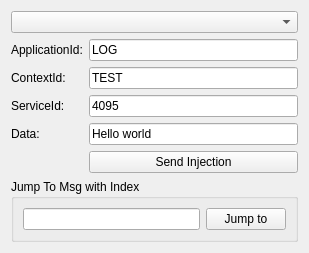
Before: the Qt Designer form plugin/dummycontrolplugin/form.ui in COVESA/dlt-viewer, drawn with Qt 5.
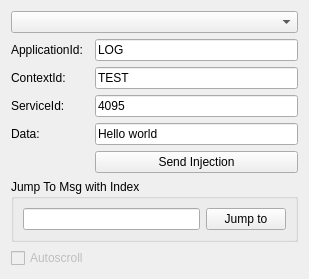
After: the same form once the commit is applied.

Commit message: Plugin interface to know about "Autoscroll button" enabled or disabled.

```diff
--- a/plugin/dummycontrolplugin/form.ui
+++ b/plugin/dummycontrolplugin/form.ui
@@ -7,7 +7,7 @@
     <x>0</x>
     <y>0</y>
     <width>309</width>
-    <height>233</height>
+    <height>256</height>
    </rect>
   </property>
   <property name="windowTitle">
@@ -99,6 +99,16 @@
      </layout>
     </widget>
    </item>
+   <item row="7" column="0">
+    <widget class="QCheckBox" name="checkBoxAutoscroll">
+     <property name="enabled">
+      <bool>false</bool>
+     </property>
+     <property name="text">
+      <string>Autoscroll</string>
+     </property>
+    </widget>
+   </item>
   </layout>
  </widget>
  <resources/>
```
Left out of the diff: 56 changed lines with no effect on the pictures. The commit also changes 10 other files.
